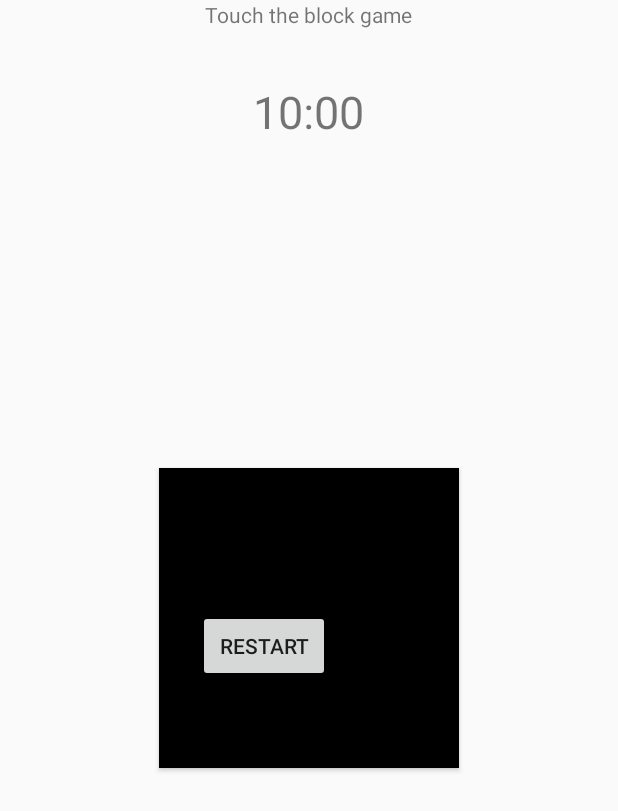
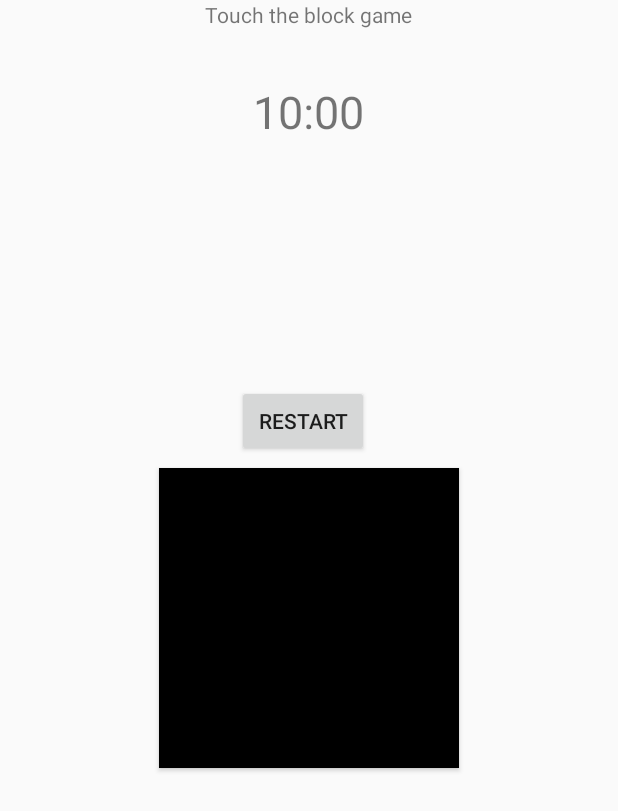
Before and after one commit to sw19-tug/afternoon02, an Android app: the layout touchtheblock.xml on its own in the app's theme, with its tools: preview values and no code run, on a phone screen of 412 x 824 dp. Shown: the top 811 px of the screen. Run offline under Robolectric (Android 15) with nearby library versions, the phone set to English and light mode, and no system bars.

Commit message:
GAMES-014 Button placement for restart changed [AG,MS]

```diff
--- a/app/src/main/res/layout/touchtheblock.xml
+++ b/app/src/main/res/layout/touchtheblock.xml
@@ -31,9 +31,11 @@
             android:layout_width="wrap_content"
             android:layout_height="wrap_content"
             android:layout_below="@+id/countdown_text"
-            android:layout_marginStart="132dp"
-            android:layout_marginLeft="132dp"
-            android:layout_marginTop="387dp"
+            android:layout_alignStart="@+id/textView2"
+            android:layout_alignLeft="@+id/textView2"
+            android:layout_marginStart="21dp"
+            android:layout_marginLeft="21dp"
+            android:layout_marginTop="237dp"
             android:text="Restart" />
 
         <TextView
@@ -73,8 +75,8 @@
         android:layout_height="match_parent"
         android:gravity="center"
         android:orientation="vertical"
-        tools:layout_editor_absoluteX="0dp"
-        tools:layout_editor_absoluteY="-30dp">
+        tools:layout_editor_absoluteX="35dp"
+        tools:layout_editor_absoluteY="0dp">
 
 
     </LinearLayout>
```
